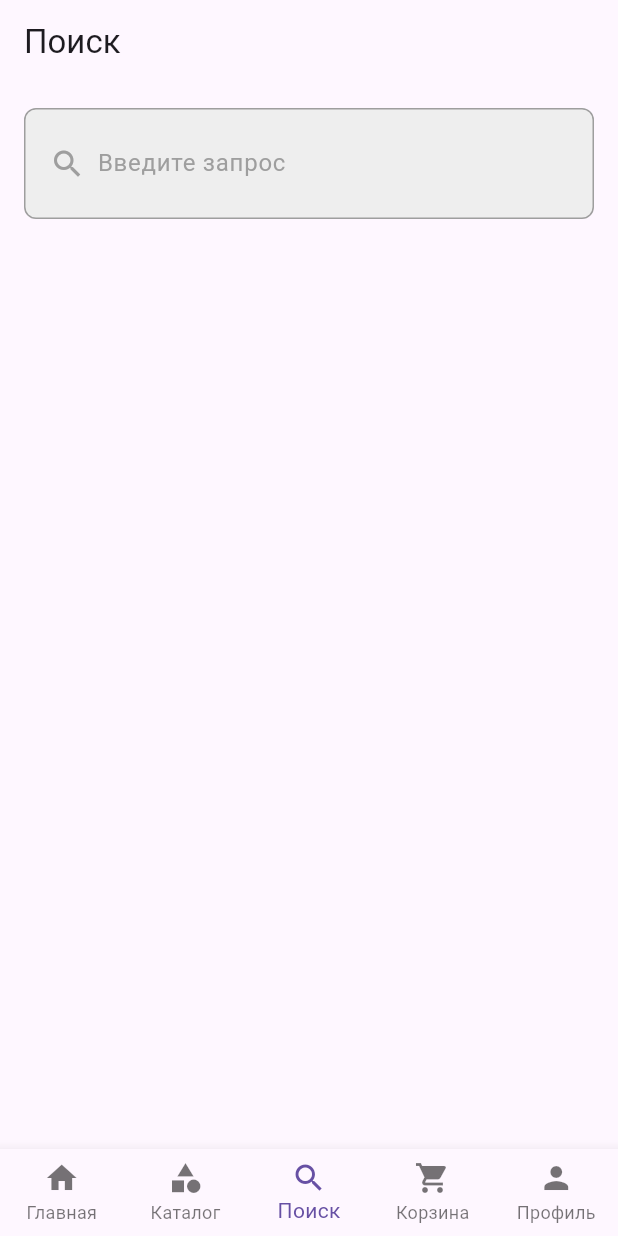
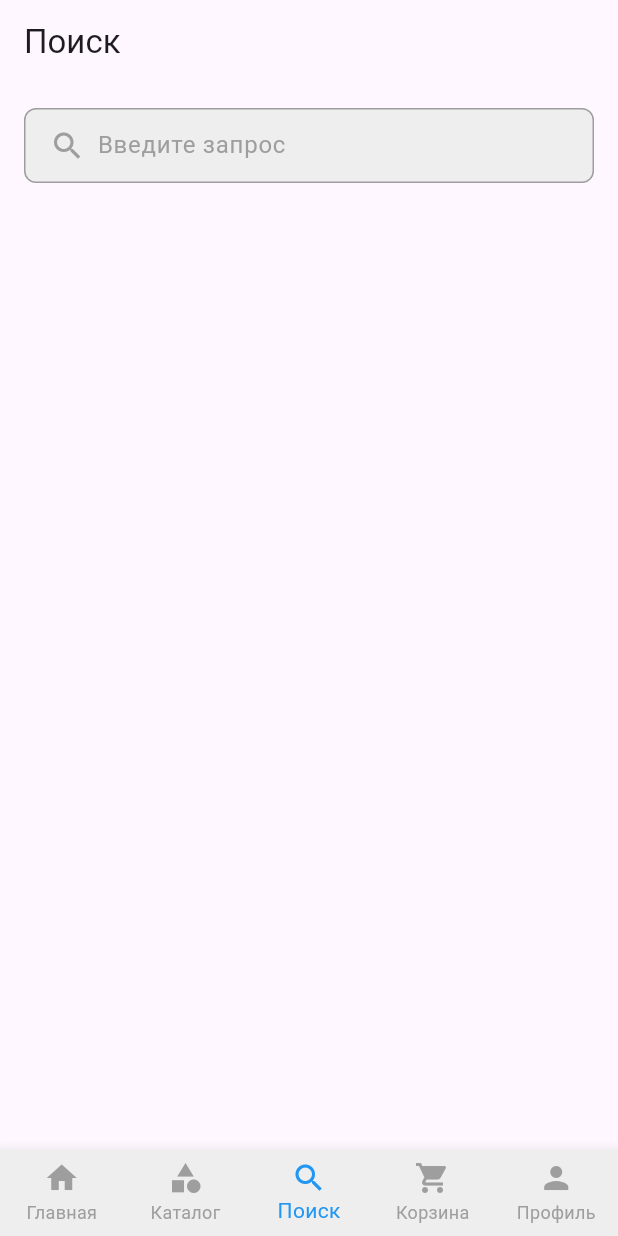
Before and after one commit to P4uil/teplo_voda_store, a Flutter app: the HomeView screen opened directly, item 3 of the bottom bar chosen, on a phone screen of 412 x 824 dp. Run offline on Flutter 3.47's test engine with Material 3 defaults, Android fonts, the phone set to English and light mode, and no system bars; our stand-ins replace bloc, equatable, flutter_bloc.

Commit message:
fixed search bar transition, need to fix catalog items transition

```diff
--- /dev/null
+++ b/devtools_options.yaml
@@ -0,0 +1,3 @@
+description: This file stores settings for Dart & Flutter DevTools.
+documentation: https://docs.flutter.dev/tools/devtools/extensions#configure-extension-enablement-states
+extensions:
--- a/lib/components/tabbar/bloc/tabbar_bloc.dart
+++ b/lib/components/tabbar/bloc/tabbar_bloc.dart
@@ -9,8 +9,9 @@ part 'tabbar_state.dart';
 class TabBarBloc extends Bloc<TabBarEvent, TabBarState> {
   TabBarBloc() : super(TabBarInitial()) {
     on<SwitchTabEvent>((event, emit) {
-      // Переключение на выбранный индекс
+      print('SwitchTabEvent received: ${event.index}');
       emit(TabBarState(selectedIndex: event.index));
+      print('TabBarState updated: ${state.selectedIndex}');
     });
   }
 }
--- a/lib/components/tabbar/tabbar.dart
+++ b/lib/components/tabbar/tabbar.dart
@@ -8,34 +8,47 @@ import 'package:teplo_voda_store/pages/store/store_view.dart';
 
 import '../../pages/cart/cart_view.dart';
 
-class TabBarBloc extends Bloc<TabBarEvent, TabBarState> {
-  TabBarBloc() : super(TabBarInitial()) {
-    on<SwitchTabEvent>((event, emit) {
-      emit(TabBarState(selectedIndex: event.index));
-    });
-  }
+class TabBarViewWidget extends StatefulWidget {
+  const TabBarViewWidget({super.key});
+
+  @override
+  State<TabBarViewWidget> createState() => _TabBarViewWidgetState();
 }
 
-class TabBarViewWidget extends StatelessWidget {
-  const TabBarViewWidget({super.key});
+class _TabBarViewWidgetState extends State<TabBarViewWidget>
+    with SingleTickerProviderStateMixin {
+  late TabController _tabController;
+
+  @override
+  void initState() {
+    super.initState();
+    _tabController = TabController(length: 5, vsync: this);
+  }
+
+  @override
+  void dispose() {
+    _tabController.dispose();
+    super.dispose();
+  }
 
   @override
   Widget build(BuildContext context) {
     return BlocProvider(
       create: (context) => TabBarBloc(),
       child: Scaffold(
-        appBar: AppBar(
-          title: const Text('TeploVoda'),
-        ),
-        body: BlocBuilder<TabBarBloc, TabBarState>(
+        body: BlocListener<TabBarBloc, TabBarState>(
+          listener: (context, state) {
+            _tabController.index = state.selectedIndex;
+          },
+          child: BlocBuilder<TabBarBloc, TabBarState>(
             builder: (context, state) {
-            return IndexedStack(
-              index: state.selectedIndex,
+              return TabBarView(
+                controller: _tabController,
                 children: [
                   const StoreView(),
                   CatalogView(
                     onSectionSelected: (index) {
-                    context.read<TabBarBloc>().add(SwitchTabEvent(index));
+                      print('Section selected: $index');
                     },
                   ),
                   const SearchView(),
@@ -45,10 +58,18 @@ class TabBarViewWidget extends StatelessWidget {
               );
             },
           ),
-        bottomNavigationBar: BlocBuilder<TabBarBloc, TabBarState>(
+        ),
+        bottomNavigationBar: Theme( // Wrap with Theme
+          data: Theme.of(context).copyWith( // Copy existing theme
+            canvasColor: Colors.grey[200], // Set background color here
+          ),
+          child: BlocBuilder<TabBarBloc, TabBarState>(
             builder: (context, state) {
               return BottomNavigationBar(
+                selectedItemColor: Colors.blue,
+                unselectedItemColor: Colors.grey,
                 currentIndex: state.selectedIndex,
+                type: BottomNavigationBarType.fixed,
                 onTap: (index) {
                   context.read<TabBarBloc>().add(SwitchTabEvent(index));
                 },
@@ -78,6 +99,7 @@ class TabBarViewWidget extends StatelessWidget {
             },
           ),
         ),
+      ),
     );
   }
 }
--- a/lib/pages/home/home_view.dart
+++ b/lib/pages/home/home_view.dart
@@ -6,66 +6,15 @@ import 'package:teplo_voda_store/pages/profile/profile_view.dart';
 import 'package:teplo_voda_store/pages/search/search_view.dart';
 import 'package:teplo_voda_store/pages/store/store_view.dart';
 
-class HomeView extends StatefulWidget {
+import '../../components/tabbar/tabbar.dart';
+
+class HomeView extends StatelessWidget {
   const HomeView({super.key});
 
   @override
-  State<HomeView> createState() => _HomeViewState();
-}
-
-class _HomeViewState extends State<HomeView> {
-  int _currentIndex = 0;
-
-  void _onSectionSelected(int index) {
-    setState(() {
-      _currentIndex = index;
-    });
-  }
-
-  @override
   Widget build(BuildContext context) {
-    return Scaffold(
-      body: IndexedStack(
-        index: _currentIndex,
-        children: [
-          const StoreView(), // Главная
-          CatalogView(onSectionSelected: _onSectionSelected), // Каталог
-          const SearchView(), // Поиск
-          const CartView(), // Корзина
-          const ProfileView(), // Профиль
-          Scaffold(
-            appBar: AppBar(
-              title: const Text('Канализация'),
-              leading: IconButton(
-                icon: const Icon(Icons.arrow_back),
-                onPressed: () {
-                  _onSectionSelected(1); // Вернуться к каталогу
-                },
-              ),
-            ),
-            body: const SewerageView(), // Экран "Канализация"
-          ),
-        ],
-      ),
-      bottomNavigationBar: BottomNavigationBar(
-        currentIndex: _currentIndex < 5
-            ? _currentIndex
-            : 1, // "Канализация" относится к "Каталогу"
-        onTap: (index) {
-          setState(() {
-            _currentIndex = index;
-          });
-        },
-        type: BottomNavigationBarType.fixed,
-        items: const [
-          BottomNavigationBarItem(icon: Icon(Icons.home), label: 'Главная'),
-          BottomNavigationBarItem(icon: Icon(Icons.category), label: 'Каталог'),
-          BottomNavigationBarItem(icon: Icon(Icons.search), label: 'Поиск'),
-          BottomNavigationBarItem(
-              icon: Icon(Icons.shopping_cart), label: 'Корзина'),
-          BottomNavigationBarItem(icon: Icon(Icons.person), label: 'Профиль'),
-        ],
-      ),
+    return const Scaffold(
+      body: TabBarViewWidget(), // Replace IndexedStack with TabBarViewWidget
     );
   }
 }
--- a/lib/pages/search/search_view.dart
+++ b/lib/pages/search/search_view.dart
@@ -15,7 +15,7 @@ class SearchView extends StatelessWidget {
           crossAxisAlignment: CrossAxisAlignment.start,
           children: [
             Container(
-              padding: const EdgeInsets.symmetric(horizontal: 16, vertical: 12),
+              padding: const EdgeInsets.symmetric(horizontal: 16),
               decoration: BoxDecoration(
                 color: Colors.grey[200],
                 borderRadius: BorderRadius.circular(8),
--- a/lib/pages/store/store_view.dart
+++ b/lib/pages/store/store_view.dart
@@ -53,10 +53,6 @@ class _StoreViewState extends State<StoreView> {
             child: InkWell(
               onTap: () {
                 context.read<TabBarBloc>().add(SwitchTabEvent(2));
-                Navigator.push(
-                  context,
-                  MaterialPageRoute(builder: (context) => const SearchView()),
-                );
               },
               child: Container(
                 padding:
```
Lines whose indentation alone changed are shown as unchanged.
